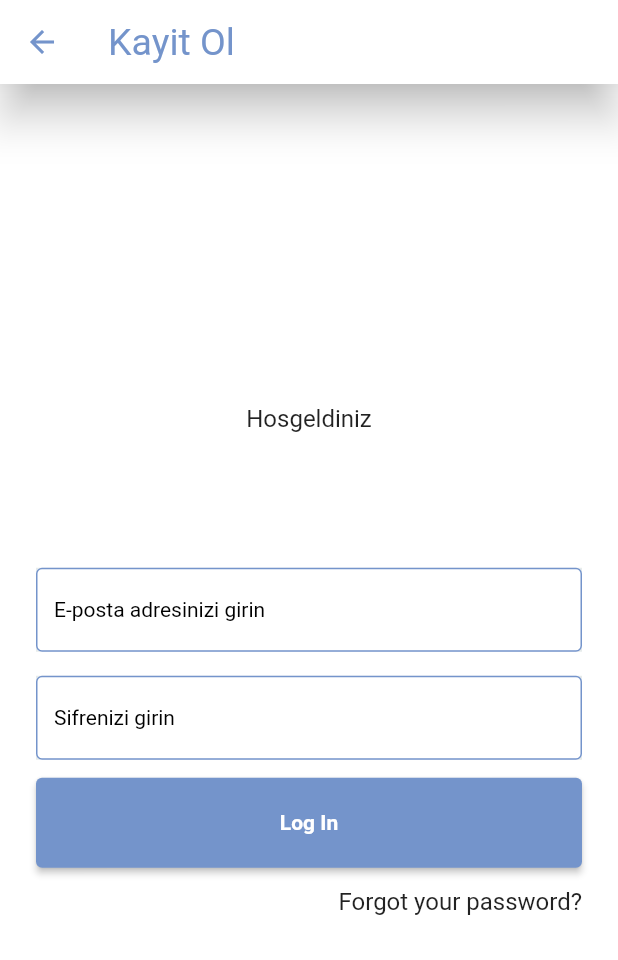
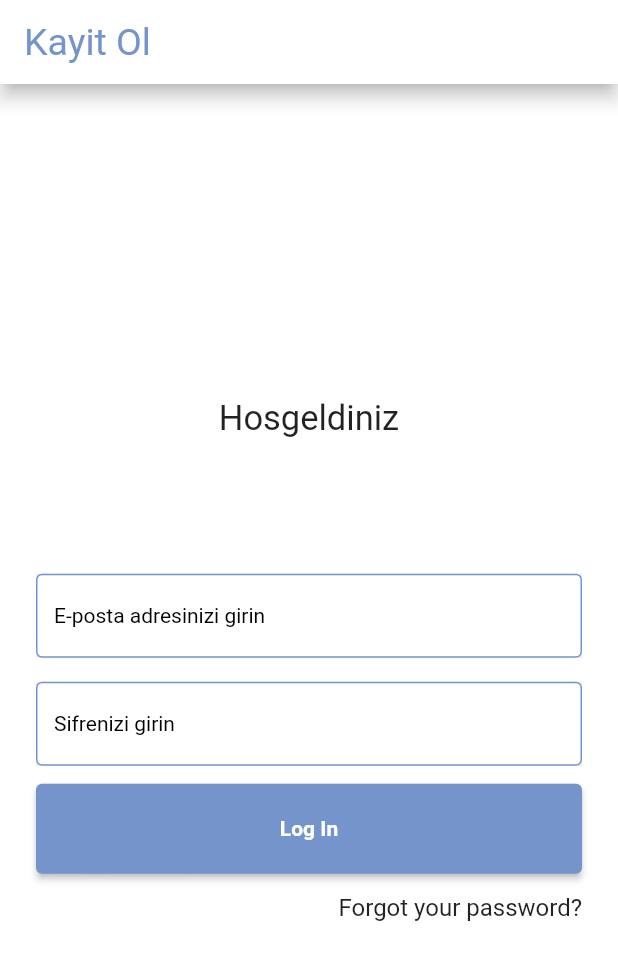
Before and after one commit to Sena-dogan/GOhouse, a Flutter app: the screen it shows after launch, on a phone screen of 412 x 824 dp. Shown: the top 960 px of the screen. Run offline on Flutter 3.47's test engine with Material 2 defaults, Android fonts, the phone set to English and light mode, and no system bars; our stand-ins replace another_flushbar, dio, fluro, flutter_mobx, get_it, google_fonts and 4 more; missing offline and left inert: xxtea; generated files the repository leaves out were written again.

Commit message:
Appbar leading fix and changes

```diff
--- a/lib/ui/login/login.dart
+++ b/lib/ui/login/login.dart
@@ -66,8 +66,10 @@ class _LoginScreenState extends State<LoginScreen> {
             color: AppThemeData.lightColorScheme.primary,
             fontWeight: FontWeight.normal),
       ),
-      elevation: 12.0,
+      elevation: 5.0,
       backgroundColor: Colors.white,
+      automaticallyImplyLeading: false,
+
     );
   }
 
@@ -130,7 +132,9 @@ class _LoginScreenState extends State<LoginScreen> {
           mainAxisAlignment: MainAxisAlignment.center,
           children: <Widget>[
             Center(
-              child: Text('Hosgeldiniz'),
+              child: Text('Hosgeldiniz', style: GoogleFonts.roboto(
+                fontSize: 23,
+              ),),
             ),
             SizedBox(height: 90.0),
             _buildUserIdField(),
```
